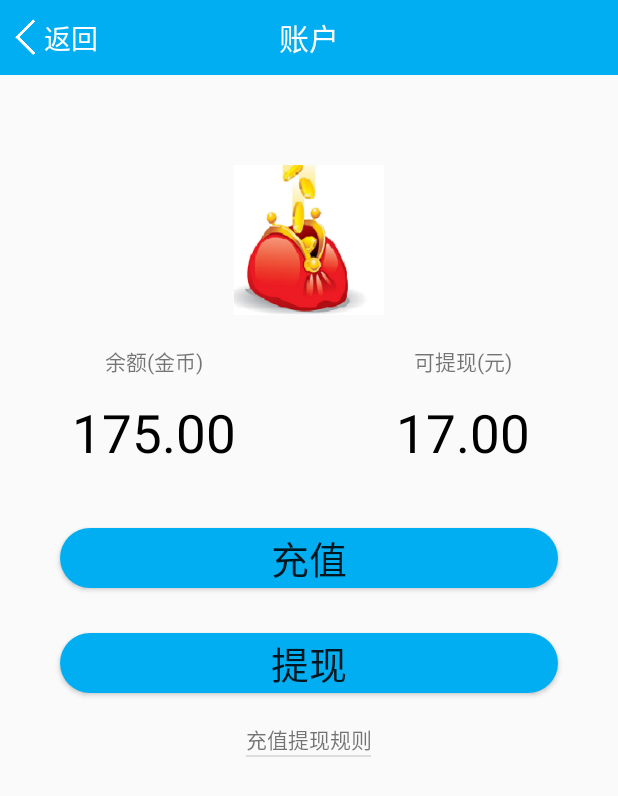
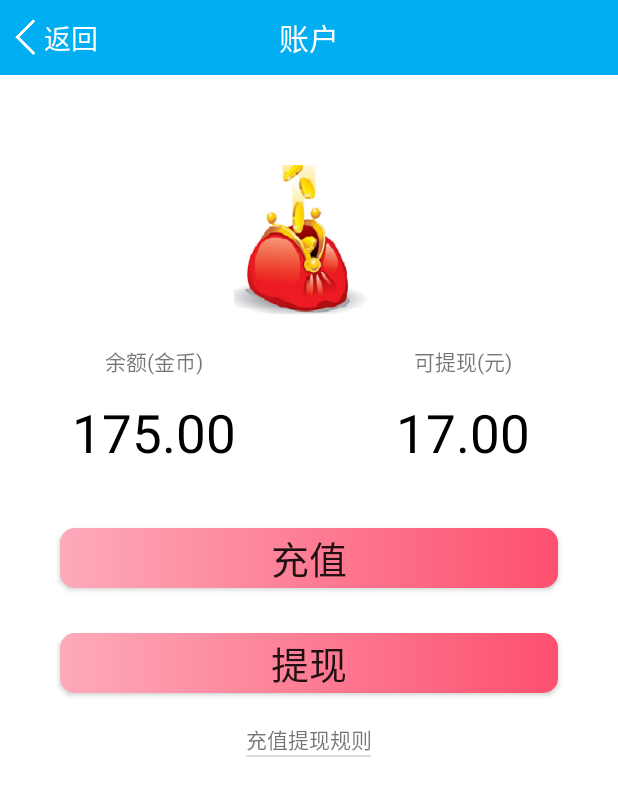
Before and after one commit to IKnowYouKnow/BenLive, an Android app: the WalletActivity screen opened directly, with no data from a screen before it, on a phone screen of 412 x 824 dp. Shown: the top 796 px of the screen. Run offline under Robolectric (Android 15) with nearby library versions, the phone set to English and light mode, and no system bars; our stand-ins replace ButterKnife; libraries missing offline, so code that uses them is left out: com.tencent, com.tencent.ilivesdk, com.tencent.imsdk; network calls fail; 2 statements that could not run were skipped.

Commit message:
添加启动页，实现我的钱包沉浸式效果

```diff
--- a/app/src/main/AndroidManifest.xml
+++ b/app/src/main/AndroidManifest.xml
@@ -40,7 +40,7 @@
         android:supportsRtl="true"
         android:theme="@style/AppTheme">
         <activity
-            android:name=".views.LoginActivity"
+            android:name=".views.SplashActivity"
             android:screenOrientation="portrait">
             <intent-filter>
                 <action android:name="android.intent.action.MAIN" />
@@ -50,6 +50,9 @@
         </activity>
         <activity
             android:name=".views.RegisterActivity"
+            android:screenOrientation="portrait" />
+        <activity
+            android:name=".views.LoginActivity"
             android:screenOrientation="portrait" />
         <activity
             android:name=".views.HomeActivity"
--- a/app/src/main/java/com/benben/qcloud/benLive/service/LiveService.java
+++ b/app/src/main/java/com/benben/qcloud/benLive/service/LiveService.java
@@ -91,8 +91,6 @@ public interface LiveService {
     Call<String> loadUserInfo(@Query(I.User.USER_NAME) String username);
 
     /** 注册用户 */
-    //http://101.251.196.90:8080/SuperWeChatServerV2.0/register?
-    // m_user_name=1&m_user_nick=1&m_user_password=1
     @Multipart
     @POST("register")
     Call<String> register(
--- a/app/src/main/java/com/benben/qcloud/benLive/views/customviews/WalletActivity.java
+++ b/app/src/main/java/com/benben/qcloud/benLive/views/customviews/WalletActivity.java
@@ -1,9 +1,10 @@
 package com.benben.qcloud.benLive.views.customviews;
 
 import android.app.AlertDialog;
+import android.os.Build;
 import android.os.Bundle;
 import android.view.View;
-import android.view.Window;
+import android.view.WindowManager;
 import android.widget.Button;
 import android.widget.TextView;
 import android.widget.Toast;
@@ -38,13 +39,21 @@ public class WalletActivity extends BaseActivity implements View.OnClickListener
     @Override
     protected void onCreate(Bundle savedInstanceState) {
         super.onCreate(savedInstanceState);
-        this.requestWindowFeature(Window.FEATURE_NO_TITLE);
         setContentView(R.layout.my_wallet_activity);
+        initState();
         ButterKnife.bind(this);
         getUserWallet();
         setListener();
     }
 
+    private void initState(){
+        if (Build.VERSION.SDK_INT >= Build.VERSION_CODES.KITKAT) {
+            // 透明状态栏
+            getWindow().addFlags(WindowManager.LayoutParams.FLAG_TRANSLUCENT_STATUS);
+            // 透明导航栏
+            getWindow().addFlags(WindowManager.LayoutParams.FLAG_TRANSLUCENT_NAVIGATION);
+        }
+    }
     /**
      * 获取用户账户信息
      */
--- a/app/src/main/res/drawable/shape_button.xml
+++ b/app/src/main/res/drawable/shape_button.xml
@@ -5,30 +5,30 @@
     <item android:state_pressed="true">
         <shape android:shape="rectangle">
             <gradient
-                android:startColor="#01aef2"
-                android:endColor="#01aef2"
+                android:startColor="#fdabbb"
+                android:endColor="#fd506d"
                 android:angle="270"/>
-            <corners android:radius="60dp"/>
+            <corners android:radius="10dp"/>
         </shape>
     </item>
 
     <!-- 获取焦点 -->
     <item android:state_focused="true">
         <shape>
-            <gradient android:startColor="#01ddd2"
-                android:endColor="#01ddd2"
+            <gradient android:startColor="#fd8ba0"
+                android:endColor="#fc5471"
                 android:angle="270"/>
-            <corners android:radius="60dp"/>
+            <corners android:radius="10dp"/>
         </shape>
     </item>
 
     <!--默认 -->
     <item>
         <shape>
-            <gradient android:startColor="#01aef2"
-                android:endColor="#01aef2"
+            <gradient android:startColor="#fdaaba"
+                android:endColor="#fd506e"
                 android:angle="0"/>
-            <corners android:radius="60dp"/>
+            <corners android:radius="10dp"/>
         </shape>
     </item>
 
--- a/app/src/main/res/drawable/shape_edit.xml
+++ b/app/src/main/res/drawable/shape_edit.xml
@@ -3,7 +3,7 @@
     android:shape="rectangle">
 
     <!-- 设置圆角矩形 -->
-    <corners android:radius="60dp" />
+    <corners android:radius="10dp" />
 
     <stroke android:width="5px"
         android:color="#c8c6c6"
--- a/app/src/main/res/layout/my_wallet_activity.xml
+++ b/app/src/main/res/layout/my_wallet_activity.xml
@@ -3,6 +3,9 @@
     xmlns:app="http://schemas.android.com/apk/res-auto"
     android:layout_width="match_parent"
     android:layout_height="match_parent"
+    android:background="@color/tencent_tls_ui_titleBackground"
+    android:clipToPadding="true"
+    android:fitsSystemWindows="true"
     android:orientation="vertical">
 
     <com.benben.qcloud.benLive.views.customviews.TemplateTitle
@@ -12,6 +15,13 @@
         android:layout_alignParentTop="true"
         app:backText="@string/btn_return"
         app:titleText="账户" />
+
+    <LinearLayout
+        android:layout_width="match_parent"
+        android:layout_height="match_parent"
+        android:background="@color/white"
+        android:orientation="vertical">
+
 
         <ImageView
             android:layout_width="100dp"
@@ -23,6 +33,7 @@
         <LinearLayout
             android:layout_width="match_parent"
             android:layout_height="wrap_content"
+            android:background="@color/white"
             android:orientation="horizontal">
 
             <LinearLayout
@@ -110,3 +121,4 @@
             android:layout_gravity="center_horizontal"
             android:background="@color/line" />
     </LinearLayout>
+</LinearLayout>
--- a/app/src/main/res/values/dimens.xml
+++ b/app/src/main/res/values/dimens.xml
@@ -18,8 +18,6 @@
 
     <dimen name="tencent_tls_ui_buttonFontSize">16dp</dimen>
     <dimen name="text_size">16sp</dimen>
-
-
 
 
     <!--大小-->
@@ -68,8 +66,6 @@
     <dimen name="small_area_width">60dp</dimen>
     <dimen name="small_area_marginright">10dp</dimen>
     <dimen name="small_area_marginbetween">10dp</dimen>
-
-
 
 
     <!-- AVSDK *******************************************************************************************************************************-->
```
Also changed, not shown: app/src/main/java/com/benben/qcloud/benLive/views/SplashActivity.java (added, +33 -0 lines), app/src/main/res/layout/activity_splash.xml (added, +10 -0 lines), app/src/main/res/drawable/splash.jpg (added). Lines whose indentation alone changed are shown as unchanged.
